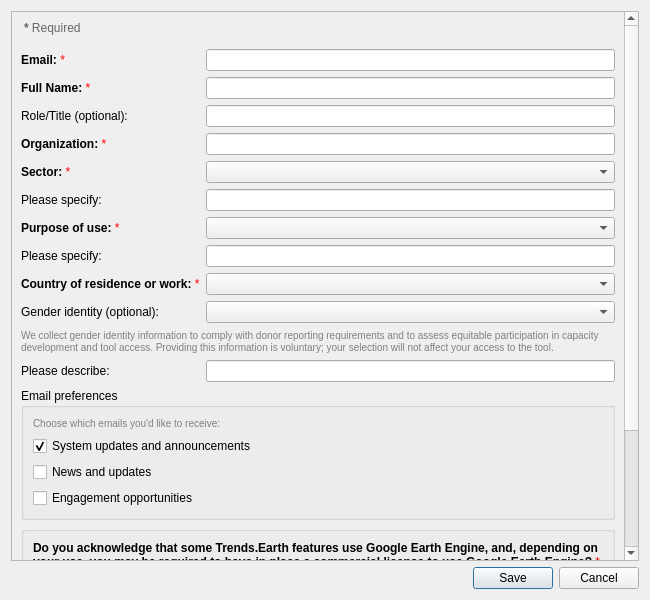
The window that LDMP/gui/DlgSettingsEditUpdate.ui (ConservationInternational/trends.earth) describes before a commit, drawn with Qt 5.
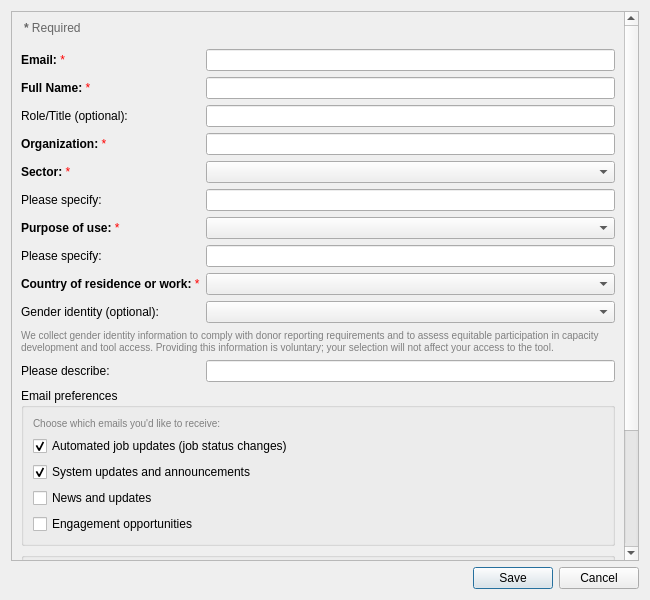
The same window after the commit.

Commit message: Support setting up email notification option on registration

The edit to the form file:
```diff
--- a/LDMP/gui/DlgSettingsEditUpdate.ui
+++ b/LDMP/gui/DlgSettingsEditUpdate.ui
@@ -265,6 +265,16 @@
             </property>
            </widget>
           </item>
+          <item>
+           <widget class="QCheckBox" name="email_notifications_enabled">
+            <property name="text">
+                 <string>Automated job updates (job status changes)</string>
+            </property>
+            <property name="checked">
+             <bool>true</bool>
+            </property>
+           </widget>
+          </item>
           <item>
            <widget class="QCheckBox" name="email_subscription_system_updates">
             <property name="text">
@@ -371,17 +381,6 @@
          </layout>
         </widget>
        </item>
-       <!-- Email notifications -->
-       <item row="15" column="0" colspan="2">
-        <widget class="QCheckBox" name="email_notifications_enabled">
-         <property name="text">
-          <string>Receive email notifications for job status updates</string>
-         </property>
-         <property name="checked">
-          <bool>true</bool>
-         </property>
-        </widget>
-       </item>
        <!-- Privacy Policy -->
        <item row="16" column="0" colspan="2">
         <widget class="QLabel" name="label_privacy">
```
Left out of the diff: 2 changed lines with no effect on the pictures. The commit also changes 20 other files.
